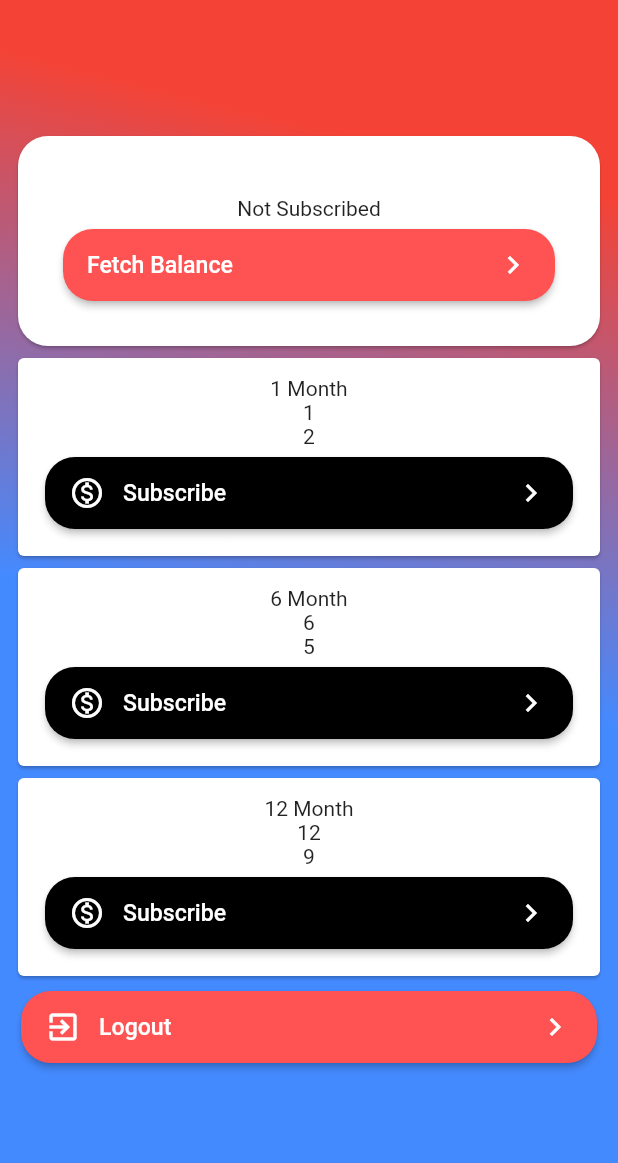
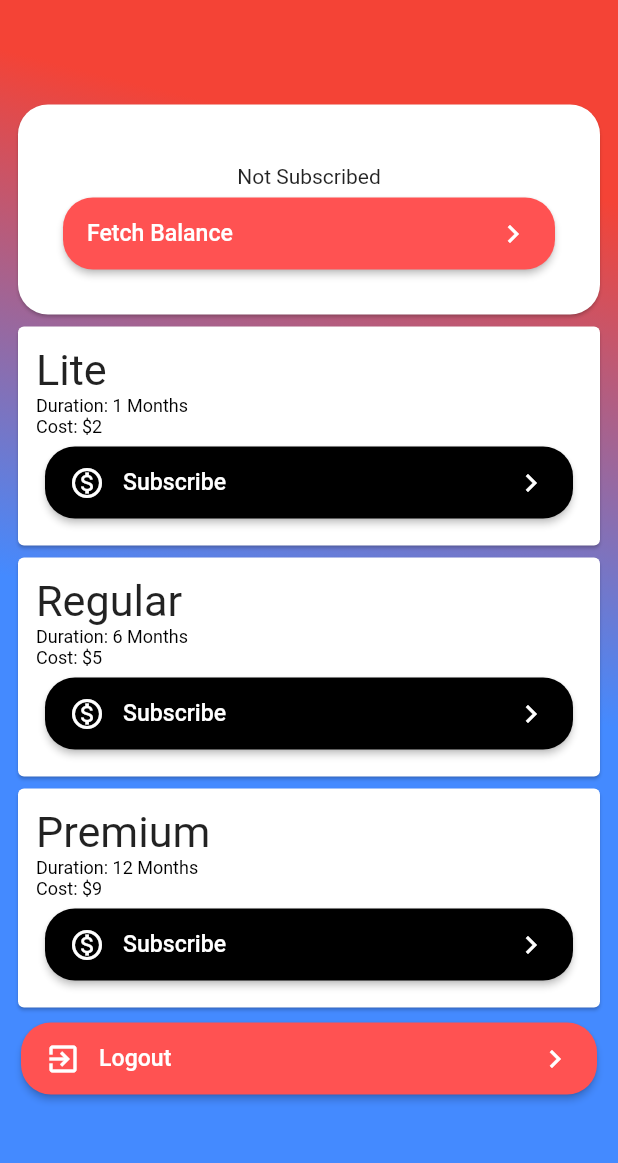
Before and after one commit to samuzaffar99/leftnix, a Flutter app: the HomePage screen opened by its route, after a tap on "Fetch Balance", on a phone screen of 412 x 824 dp, the part 59-1222 px from its top. Run offline on Flutter 3.47's test engine with Material 2 defaults, Android fonts, the light colour scheme and no system bars; our stand-ins replace get, reactive_forms; missing offline and left inert: web3dart; accounts and stored records are empty.

Commit message:
fix ui and subscription

```diff
--- a/lib/pages/home.dart
+++ b/lib/pages/home.dart
@@ -1,3 +1,4 @@
+import 'package:flutter/cupertino.dart';
 import 'package:flutter/material.dart';
 import 'package:get/get.dart';
 import 'package:leftnix/model.dart';
@@ -9,8 +10,8 @@ class HomePage extends StatelessWidget {
 
   @override
   Widget build(BuildContext context) {
-    final session = Get.find<Session>();
-    final Profile _profile = session.profile!;
+    // final controller = Get.put(HomeController());
+    // final session = Get.find<Session>();
     return Container(
       decoration: backgroundDecor,
       child: Scaffold(
@@ -30,13 +31,11 @@ class HomePage extends StatelessWidget {
             child: Column(
               mainAxisAlignment: MainAxisAlignment.center,
               children: <Widget>[
-                UserBanner(
-                  profile: _profile,
-                ),
+                const UserBanner(),
                 ...[
-                  Plan("1 Month", 2, 1),
-                  Plan("6 Month", 5, 6),
-                  Plan("12 Month", 9, 12),
+                  Plan("Lite", 2, 1),
+                  Plan("Regular", 5, 6),
+                  Plan("Premium", 9, 12),
                 ].map((e) => PlanCard(plan: e)),
                 CustomButton(
                   prefixIcon: const Icon(Icons.exit_to_app),
@@ -53,10 +52,8 @@ class HomePage extends StatelessWidget {
   }
 }
 
-class UserBanner extends StatelessWidget {
-  final Profile profile;
-
-  const UserBanner({Key? key, required this.profile}) : super(key: key);
+class UserBanner extends GetView<Session> {
+  const UserBanner({Key? key}) : super(key: key);
 
   @override
   Widget build(BuildContext context) {
@@ -72,17 +69,17 @@ class UserBanner extends StatelessWidget {
             crossAxisAlignment: CrossAxisAlignment.center,
             children: [
               Text(
-                profile.username,
+                controller.profile?.username ?? "?",
                 textAlign: TextAlign.center,
               ),
-              profile.expiryDate == null
+              controller.profile?.expiryDate == null
                   ? const Text("Not Subscribed")
-                  : Text(profile.expiryDate.toString()),
+                  : Text(DateTime.parse(controller.profile!.expiryDate!)
+                          .isBefore(DateTime.now())
+                      ? "Expired"
+                      : controller.profile!.expiryDate!.toString()),
               CustomButton(
-                onPressed: () {
-                  final session = Get.find<Session>();
-                  session.getBalance();
-                },
+                onPressed: () => controller.getBalance(),
                 labelText: "Fetch Balance",
               )
             ],
@@ -94,8 +91,6 @@ class UserBanner extends StatelessWidget {
 }
 
 class HomeController extends GetxController {
-  Profile user = Profile("coolsam360", "123");
-
   void subscribe(Plan plan) {
     final session = Get.find<Session>();
     final user = session.profile!;
@@ -103,7 +98,7 @@ class HomeController extends GetxController {
         ? DateTime.now()
         : DateTime.parse(user.expiryDate!);
     newDate = newDate.add(Duration(days: plan.duration * 30));
-    session.subscribe(newDate);
+    session.subscribe(plan.cost, newDate);
     return;
   }
 }
@@ -119,10 +114,17 @@ class PlanCard extends GetView<HomeController> {
       child: Padding(
         padding: const EdgeInsets.all(12),
         child: Column(
+          crossAxisAlignment: CrossAxisAlignment.stretch,
           children: [
-            Text(plan.name),
-            Text(plan.duration.toString()),
-            Text(plan.cost.toString()),
+            Text(
+              plan.name,
+              textScaleFactor: 1.2,
+              style: context.textTheme.headlineSmall,
+            ),
+            Text("Duration: ${plan.duration.toString()} Months",
+                style: context.textTheme.labelMedium),
+            Text("Cost: \$${plan.cost.toString()}",
+                style: context.textTheme.labelMedium),
             CustomButton(
               prefixIcon: const Icon(Icons.monetization_on_outlined),
               onPressed: () => controller.subscribe(plan),
```
